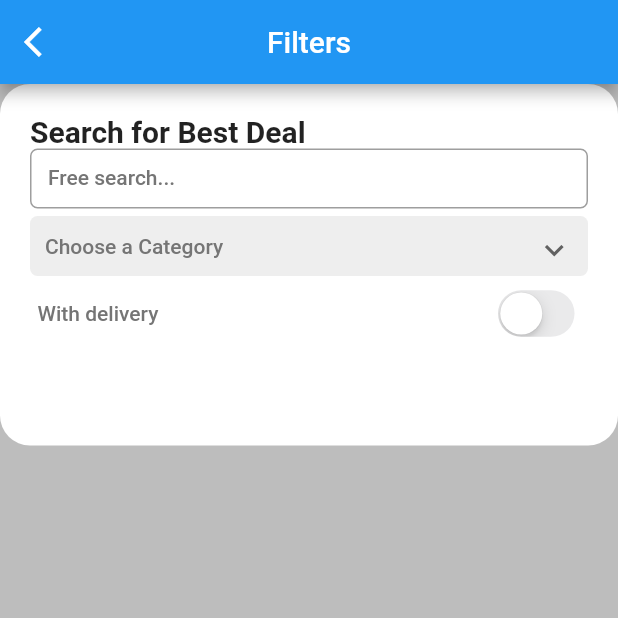
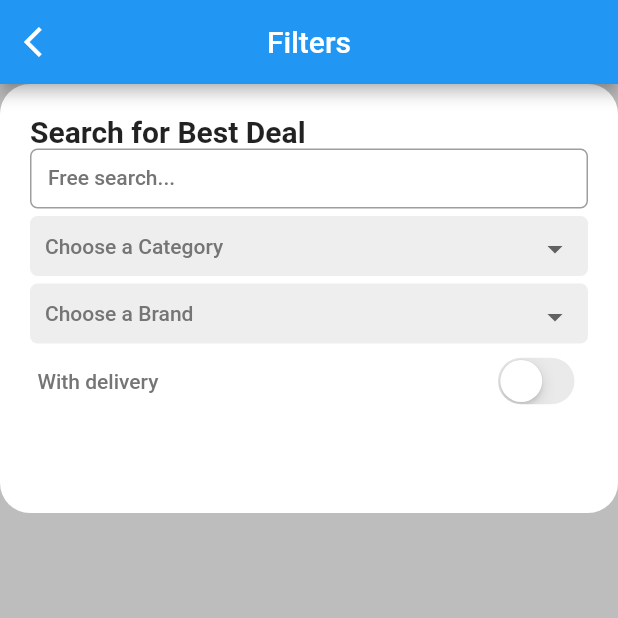
Before and after one commit to Khodosov/Flutter, a Flutter app: the AddFiltersScreen screen opened directly, on a phone screen of 412 x 824 dp, the top half of it. Run offline on Flutter 3.47's test engine with Material 2 defaults, Android fonts, the phone set to English and light mode, and no system bars; statements that could not run were skipped.

Commit message:
Доделал основное

```diff
--- a/Flutter_apps/flutter_hometask_app/lib/CategorySelection.dart
+++ b/Flutter_apps/flutter_hometask_app/lib/ComplicatedWidgets/BrandSelection.dart
@@ -1,13 +1,13 @@
 import 'package:flutter/material.dart';
+import 'package:flutter_hometask_app/CustomizedButtons/BrandDropDownButton.dart';
 
-class CategorySelection extends StatefulWidget {
+
+class BrandSelection extends StatefulWidget {
   @override
-  _CategorySelectionState createState() => _CategorySelectionState();
+  _BrandSelectionState createState() => _BrandSelectionState();
 }
 
-class _CategorySelectionState extends State<CategorySelection> {
-  String defaultTitle = 'Choose a category';
-  String categoryTitle = '';
+class _BrandSelectionState extends State<BrandSelection> {
 
   @override
   Widget build(BuildContext context) {
@@ -24,7 +24,7 @@ class _CategorySelectionState extends State<CategorySelection> {
           Padding(
             padding: const EdgeInsets.all(5.0),
             child: Text(
-              'Choose a Category',
+              'Choose a Brand',
               style: TextStyle(
                 color: Colors.grey[600],
                 fontSize: 14,
@@ -35,18 +35,7 @@ class _CategorySelectionState extends State<CategorySelection> {
           Padding(
             padding: const EdgeInsets.all(5.0),
             child: DropdownButtonHideUnderline(
-              child: DropdownButton<String>(
-                iconSize: 25,
-                icon: Icon(Icons.keyboard_arrow_down),
-                items: <String>['Aaaaaaaaaa', 'Baaaaaaa', 'C', 'D']
-                    .map((String value) {
-                  return new DropdownMenuItem<String>(
-                    value: value,
-                    child: new Text(value),
-                  );
-                }).toList(),
-                onChanged: (_) {},
-              ),
+              child: BrandDropDownButton(),
             ),
           ),
         ],
--- /dev/null
+++ b/Flutter_apps/flutter_hometask_app/lib/ComplicatedWidgets/CategorySelection.dart
@@ -0,0 +1,45 @@
+import 'package:flutter/material.dart';
+
+import 'package:flutter_hometask_app/CustomizedButtons/CategoriesDropDownButton.dart';
+
+class CategorySelection extends StatefulWidget {
+  @override
+  _CategorySelectionState createState() => _CategorySelectionState();
+}
+
+class _CategorySelectionState extends State<CategorySelection> {
+
+  @override
+  Widget build(BuildContext context) {
+    return Container(
+      height: 40,
+      margin: const EdgeInsets.only(top: 5),
+      padding: const EdgeInsets.all(5),
+      decoration: BoxDecoration(
+          color: Colors.grey[200],
+          borderRadius: BorderRadius.circular(5)),
+      child: Row(
+        mainAxisAlignment: MainAxisAlignment.spaceBetween,
+        children: [
+          Padding(
+            padding: const EdgeInsets.all(5.0),
+            child: Text(
+              'Choose a Category',
+              style: TextStyle(
+                color: Colors.grey[600],
+                fontSize: 14,
+                fontWeight: FontWeight.w500,
+              ),
+            ),
+          ),
+          Padding(
+            padding: const EdgeInsets.all(5.0),
+            child: DropdownButtonHideUnderline(
+              child: CategoriesDropDownButton(),
+            ),
+          ),
+        ],
+      ),
+    );
+  }
+}
--- a/Flutter_apps/flutter_hometask_app/lib/Results.dart
+++ b/Flutter_apps/flutter_hometask_app/lib/ComplicatedWidgets/Results.dart
@@ -1,6 +1,6 @@
 import 'package:flutter/material.dart';
 
-import 'ProductCard.dart';
+import 'package:flutter_hometask_app/ComplicatedWidgets/ProductCard.dart';
 
 class Results extends StatelessWidget {
   @override
--- /dev/null
+++ b/Flutter_apps/flutter_hometask_app/lib/CustomizedButtons/BrandDropDownButton.dart
@@ -0,0 +1,70 @@
+import 'package:flutter/material.dart';
+
+class Item {
+  const Item(this.name, this.icon);
+  final String name;
+  final Icon icon;
+}
+
+class BrandDropDownButton extends StatefulWidget {
+  State createState() => BrandDropDownButtonState();
+}
+
+class BrandDropDownButtonState extends State<BrandDropDownButton> {
+  Item selectedUser;
+  List<Item> users = <Item>[
+    const Item(
+        'Samsung',
+        Icon(
+          Icons.android,
+          color: Colors.primaryBlack,
+        )),
+    const Item(
+        'LG',
+        Icon(
+          Icons.android,
+          color: Colors.primaryBlack,
+        )),
+    const Item(
+        'Sony',
+        Icon(
+          Icons.android,
+          color: Colors.primaryBlack,
+        )),
+    const Item(
+        'Apple',
+        Icon(
+          Icons.mobile_screen_share,
+          color: Colors.primaryBlack,
+        )),
+  ];
+
+  @override
+  Widget build(BuildContext context) {
+    return DropdownButton<Item>(
+      value: selectedUser,
+      onChanged: (Item Value) {
+        setState(() {
+          selectedUser = Value;
+        });
+      },
+      items: users.map((Item user) {
+        return DropdownMenuItem<Item>(
+          value: user,
+          child: Row(
+            children: <Widget>[
+              user.icon,
+              SizedBox(
+                width: 10,
+              ),
+              Text(
+                user.name,
+                style: TextStyle(color: Colors.black),
+              ),
+            ],
+          ),
+        );
+      }).toList(),
+    );
+  }
+}
--- /dev/null
+++ b/Flutter_apps/flutter_hometask_app/lib/CustomizedButtons/CategoriesDropDownButton.dart
@@ -0,0 +1,70 @@
+import 'package:flutter/material.dart';
+
+class Item {
+  const Item(this.name, this.icon);
+  final String name;
+  final Icon icon;
+}
+
+class CategoriesDropDownButton extends StatefulWidget {
+  State createState() => CategoriesDropDownButtonState();
+}
+
+class CategoriesDropDownButtonState extends State<CategoriesDropDownButton> {
+  Item selectedUser;
+  List<Item> users = <Item>[
+    const Item(
+        'Smartphone',
+        Icon(
+          Icons.smartphone,
+          color: Colors.primaryBlack,
+        )),
+    const Item(
+        'Laptop',
+        Icon(
+          Icons.computer,
+          color: Colors.primaryBlack,
+        )),
+    const Item(
+        'TV',
+        Icon(
+          Icons.tv,
+          color: Colors.primaryBlack,
+        )),
+    const Item(
+        'Audio',
+        Icon(
+          Icons.audiotrack,
+          color: Colors.primaryBlack,
+        )),
+  ];
+
+  @override
+  Widget build(BuildContext context) {
+    return DropdownButton<Item>(
+      value: selectedUser,
+      onChanged: (Item Value) {
+        setState(() {
+          selectedUser = Value;
+        });
+      },
+      items: users.map((Item user) {
+        return DropdownMenuItem<Item>(
+          value: user,
+          child: Row(
+            children: <Widget>[
+              user.icon,
+              SizedBox(
+                width: 10,
+              ),
+              Text(
+                user.name,
+                style: TextStyle(color: Colors.black),
+              ),
+            ],
+          ),
+        );
+      }).toList(),
+    );
+  }
+}
--- a/Flutter_apps/flutter_hometask_app/lib/AddFiltersScreen.dart
+++ b/Flutter_apps/flutter_hometask_app/lib/Screens/AddFiltersScreen.dart
@@ -1,8 +1,10 @@
 import 'package:flutter/material.dart';
+import 'package:flutter_hometask_app/ComplicatedWidgets/BrandSelection.dart';
 
-import 'CategorySelection.dart';
-import 'Results.dart';
-import 'SwitchButton.dart';
+import 'package:flutter_hometask_app/ComplicatedWidgets/CategorySelection.dart';
+import 'package:flutter_hometask_app/CustomizedButtons/SwitchButton.dart';
+
+import 'package:flutter_hometask_app/ComplicatedWidgets/Results.dart';
 
 class AddFiltersScreen extends StatefulWidget {
   @override
@@ -68,7 +70,7 @@ class _AddFiltersScreenState extends State<AddFiltersScreen> {
                   ),
                 ),
                 CategorySelection(),
-                // Place for Product selection
+                BrandSelection(),
                 Container(
                   height: 40,
                   margin: const EdgeInsets.only(top: 5),
@@ -144,6 +146,7 @@ class _AddFiltersScreenState extends State<AddFiltersScreen> {
                   ),
                 )
               : Container(),
+          //
         ],
       ),
     );
--- a/Flutter_apps/flutter_hometask_app/lib/main.dart
+++ b/Flutter_apps/flutter_hometask_app/lib/Screens/main.dart
@@ -2,7 +2,7 @@ import 'package:flutter/cupertino.dart';
 import 'package:flutter/material.dart';
 import 'package:flutter/services.dart';
 
-import 'AddFiltersScreen.dart';
+import 'package:flutter_hometask_app/Screens/AddFiltersScreen.dart';
 
 void main() => runApp(MaterialApp(
       title: 'SearchDeck',
```
Also changed, not shown: Flutter_apps/flutter_hometask_app/lib/ComplicatedWidgets/ProductCard.dart (renamed from Flutter_apps/flutter_hometask_app/lib/ProductCard.dart), Flutter_apps/flutter_hometask_app/lib/CustomizedButtons/SwitchButton.dart (renamed from Flutter_apps/flutter_hometask_app/lib/SwitchButton.dart), 1 other file.
